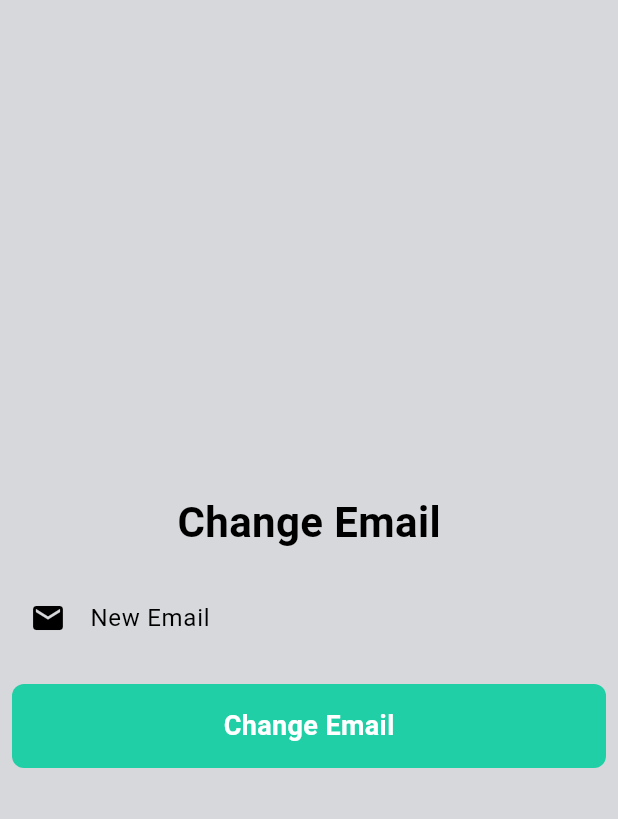
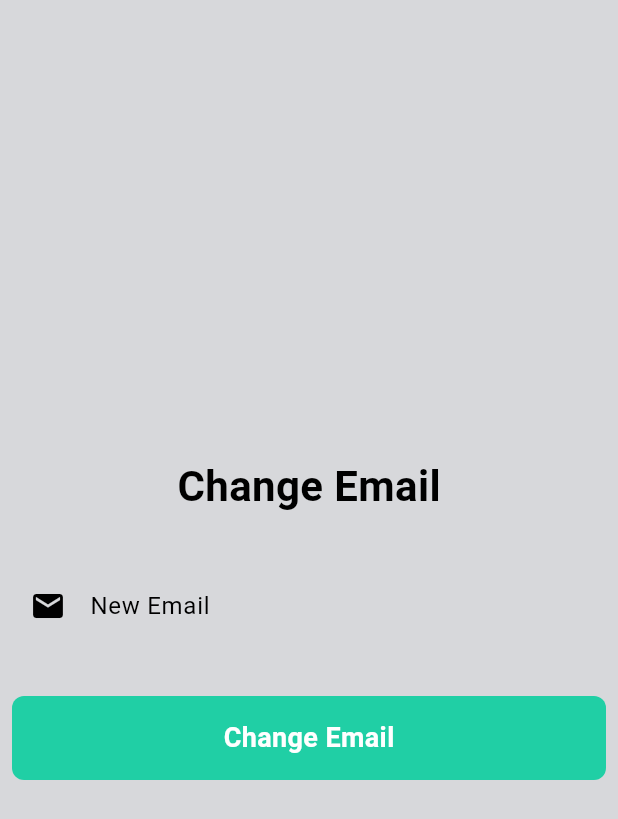
Before and after one commit to LanzoMA/sprinter_mobile, a Flutter app: the ChangeEmailPage screen opened by its route, on a phone screen of 412 x 824 dp. Shown: the top 819 px of the screen. Run offline on Flutter 3.47's test engine with Material 3 defaults, Android fonts, the light colour scheme and no system bars; our stand-ins replace dio, flutter_secure_storage, go_router; accounts and stored records are empty.

Commit message:
made change email page more responsive

```diff
--- a/lib/pages/settings/change_email_page.dart
+++ b/lib/pages/settings/change_email_page.dart
@@ -21,6 +21,7 @@ class _ChangeEmailPageState extends State<ChangeEmailPage> {
   @override
   void initState() {
     super.initState();
+    // Clears any errors once the user starts making edits to email text field
     newEmailController.addListener(
       () => setState(
         () => newEmailErrorText = null,
@@ -90,22 +91,22 @@ class _ChangeEmailPageState extends State<ChangeEmailPage> {
     return Scaffold(
       body: Padding(
         padding: const EdgeInsets.all(8.0),
+        child: Center(
+          child: SingleChildScrollView(
             child: Column(
-          mainAxisAlignment: MainAxisAlignment.center,
               children: [
-            const SizedBox(height: 16),
                 const Text(
                   'Change Email',
                   style: TextStyle(fontWeight: FontWeight.bold, fontSize: 28),
                 ),
-            const SizedBox(height: 16),
+                const SizedBox(height: 32),
                 SprinterTextField(
                   hintText: 'New Email',
                   controller: newEmailController,
                   icon: Icons.email,
                   errorText: newEmailErrorText,
                 ),
-            const SizedBox(height: 16),
+                const SizedBox(height: 32),
                 SprinterButton(
                   onTap: changeEmail,
                   data: 'Change Email',
@@ -113,6 +114,8 @@ class _ChangeEmailPageState extends State<ChangeEmailPage> {
               ],
             ),
           ),
+        ),
+      ),
     );
   }
 }
```
Lines whose indentation alone changed are shown as unchanged.
